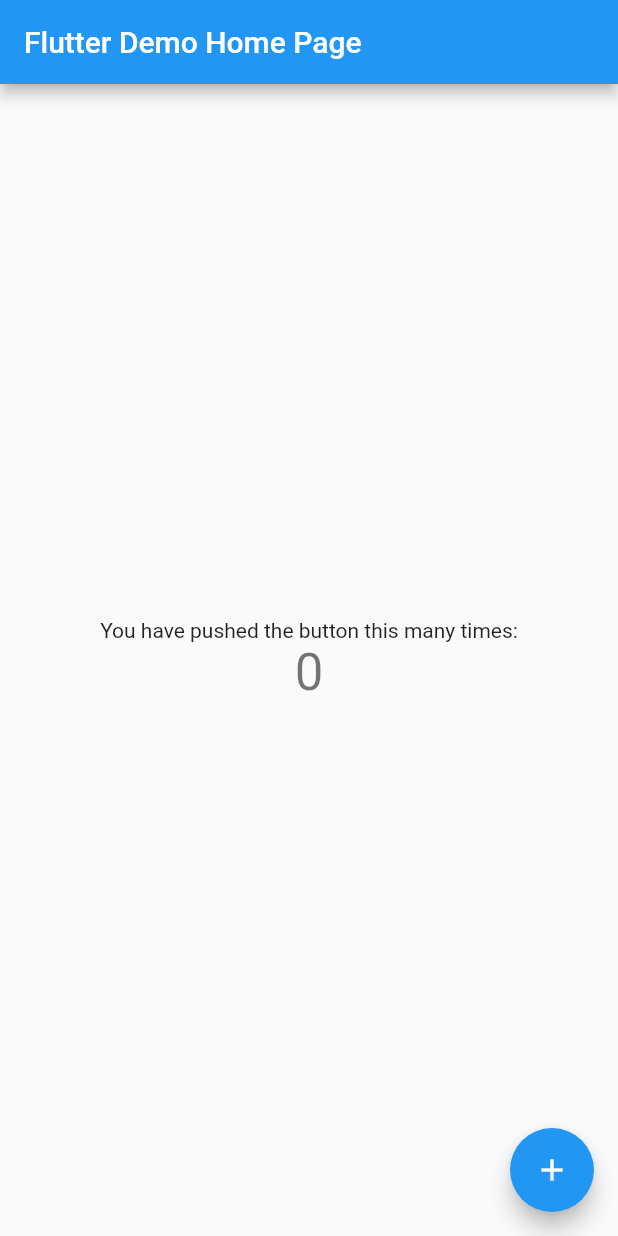
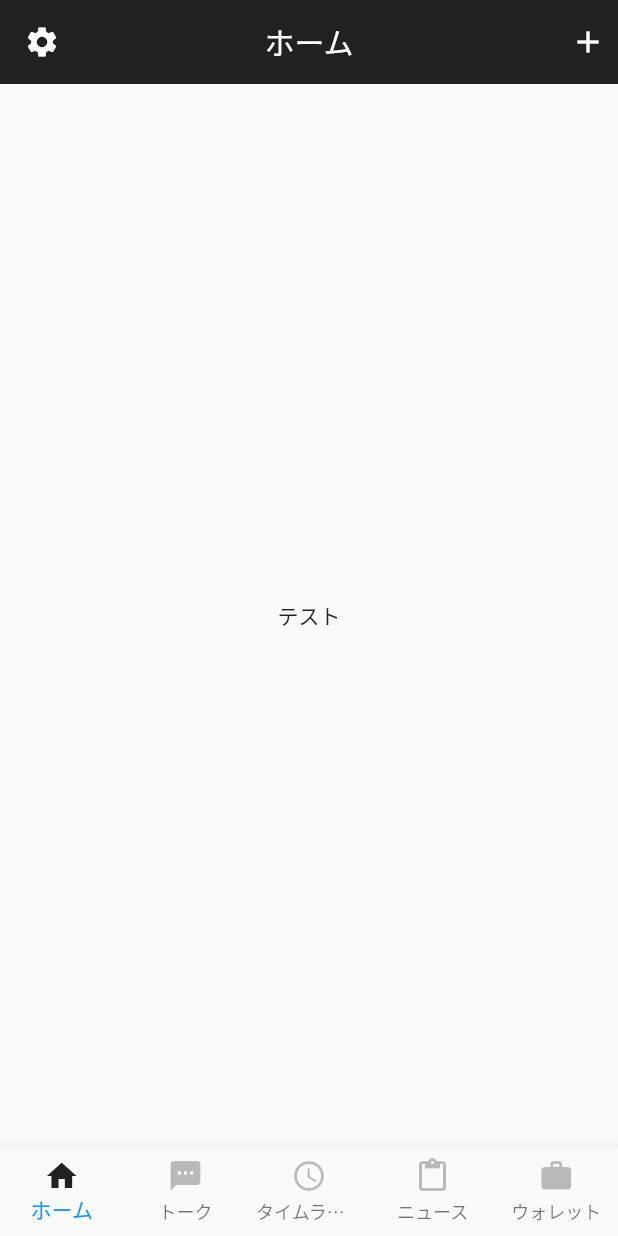
Before and after one commit to nekoharuyuki/flutter_test, a Flutter app: the screen it shows after launch, on a phone screen of 412 x 824 dp. Run offline on Flutter 3.47's test engine with Material 2 defaults, Android fonts, the phone set to English and light mode, and no system bars.

Commit message:
サンプル作成

```diff
--- /dev/null
+++ b/my_app/lib/footer.dart
@@ -0,0 +1,90 @@
+import 'package:flutter/material.dart';
+
+class Footer extends StatefulWidget{
+ const Footer();
+
+ @override
+ _Footer createState() => _Footer();
+}
+
+class _Footer extends State<Footer> {
+ int _selectedIndex = 0;
+ final _bottomNavigationBarItems =  <BottomNavigationBarItem>[];
+
+  // アイコン情報
+ static const _footerIcons = [
+   Icons.home,
+   Icons.textsms,
+   Icons.access_time,
+   Icons.content_paste,
+   Icons.work,
+ ];
+
+  // アイコン文字列
+ static const _footerItemNames = [
+   'ホーム',
+   'トーク',
+   'タイムライン',
+   'ニュース',
+   'ウォレット',
+ ];
+
+ @override
+ void initState() {
+   super.initState();
+   _bottomNavigationBarItems.add(_UpdateActiveState(0));
+   for ( var i = 1; i < _footerItemNames.length; i++) {
+     _bottomNavigationBarItems.add(_UpdateDeactiveState(i));
+   }
+ }
+
+ /// インデックスのアイテムをアクティベートする
+ BottomNavigationBarItem _UpdateActiveState(int index) {
+   return BottomNavigationBarItem(
+     icon: Icon(
+       _footerIcons[index],
+       color: Colors.black87,
+     ),
+     title: Text(
+       _footerItemNames[index],
+       style: TextStyle(
+         color: Colors.black87,
+       ),
+     )
+   );
+ }
+
+ /// インデックスのアイテムをディアクティベートする
+ BottomNavigationBarItem _UpdateDeactiveState(int index) {
+   return BottomNavigationBarItem(
+       icon: Icon(
+         _footerIcons[index],
+         color: Colors.black26,
+       ),
+       title: Text(
+         _footerItemNames[index],
+         style: TextStyle(
+           color: Colors.black26,
+         ),
+       )
+   );
+ }
+
+ void _onItemTapped(int index) {
+   setState(() {
+     _bottomNavigationBarItems[_selectedIndex] = _UpdateDeactiveState(_selectedIndex);
+     _bottomNavigationBarItems[index] = _UpdateActiveState(index);
+     _selectedIndex = index;
+   });
+	  }
+
+ @override
+ Widget build(BuildContext context) {
+   return BottomNavigationBar(
+     type: BottomNavigationBarType.fixed, // これを書かないと3つまでしか表示されない
+     items: _bottomNavigationBarItems,
+     currentIndex: _selectedIndex,
+     onTap: _onItemTapped,
+   );
+ }
+}
--- /dev/null
+++ b/my_app/lib/header.dart
@@ -0,0 +1,28 @@
+import 'package:flutter/material.dart';
+
+class Header extends StatelessWidget with PreferredSizeWidget{
+ @override
+ Size get preferredSize => Size.fromHeight(kToolbarHeight);
+
+ @override
+ Widget build(BuildContext context) {
+   return AppBar(
+     leading: Padding(
+       padding: const EdgeInsets.all(8.0),
+       child: Icon(Icons.settings),
+     ),
+     actions: [
+       Padding(
+         padding: const EdgeInsets.all(8.0),
+         child: Icon(Icons.add),
+       ),
+     ],
+     title: Text(
+       'ホーム',
+		 ),
+     backgroundColor: Colors.black87,
+     centerTitle: true,
+     elevation: 0.0,
+   );
+ }
+}
--- a/my_app/lib/main.dart
+++ b/my_app/lib/main.dart
@@ -1,111 +1,21 @@
 import 'package:flutter/material.dart';
+import 'header.dart';
+import 'footer.dart';
 
-void main() => runApp(MyApp());
-
-class MyApp extends StatelessWidget {
-  // This widget is the root of your application.
-  @override
-  Widget build(BuildContext context) {
-    return MaterialApp(
-      title: 'Flutter Demo',
-      theme: ThemeData(
-        // This is the theme of your application.
-        //
-        // Try running your application with "flutter run". You'll see the
-        // application has a blue toolbar. Then, without quitting the app, try
-        // changing the primarySwatch below to Colors.green and then invoke
-        // "hot reload" (press "r" in the console where you ran "flutter run",
-        // or simply save your changes to "hot reload" in a Flutter IDE).
-        // Notice that the counter didn't reset back to zero; the application
-        // is not restarted.
-        primarySwatch: Colors.blue,
-      ),
-      home: MyHomePage(title: 'Flutter Demo Home Page'),
-    );
-  }
+void main() {
+ runApp(App());
 }
 
-class MyHomePage extends StatefulWidget {
-  MyHomePage({Key key, this.title}) : super(key: key);
-
-  // This widget is the home page of your application. It is stateful, meaning
-  // that it has a State object (defined below) that contains fields that affect
-  // how it looks.
-
-  // This class is the configuration for the state. It holds the values (in this
-  // case the title) provided by the parent (in this case the App widget) and
-  // used by the build method of the State. Fields in a Widget subclass are
-  // always marked "final".
-
-  final String title;
-
-  @override
-  _MyHomePageState createState() => _MyHomePageState();
+class App extends StatelessWidget {
+ @override
+ Widget build(BuildContext context) {
+   return MaterialApp(
+     debugShowCheckedModeBanner: false,
+     home: Scaffold(
+       appBar: Header(),
+       body: Center(child: Text("テスト")),
+       bottomNavigationBar: Footer()
+     )
+   );
+ }
 }
-
-class _MyHomePageState extends State<MyHomePage> {
-  int _counter = 0;
-
-  void _incrementCounter() {
-    setState(() {
-      // This call to setState tells the Flutter framework that something has
-      // changed in this State, which causes it to rerun the build method below
-      // so that the display can reflect the updated values. If we changed
-      // _counter without calling setState(), then the build method would not be
-      // called again, and so nothing would appear to happen.
-      _counter++;
-    });
-  }
-
-  @override
-  Widget build(BuildContext context) {
-    // This method is rerun every time setState is called, for instance as done
-    // by the _incrementCounter method above.
-    //
-    // The Flutter framework has been optimized to make rerunning build methods
-    // fast, so that you can just rebuild anything that needs updating rather
-    // than having to individually change instances of widgets.
-    return Scaffold(
-      appBar: AppBar(
-        // Here we take the value from the MyHomePage object that was created by
-        // the App.build method, and use it to set our appbar title.
-        title: Text(widget.title),
-      ),
-      body: Center(
-        // Center is a layout widget. It takes a single child and positions it
-        // in the middle of the parent.
-        child: Column(
-          // Column is also a layout widget. It takes a list of children and
-          // arranges them vertically. By default, it sizes itself to fit its
-          // children horizontally, and tries to be as tall as its parent.
-          //
-          // Invoke "debug painting" (press "p" in the console, choose the
-          // "Toggle Debug Paint" action from the Flutter Inspector in Android
-          // Studio, or the "Toggle Debug Paint" command in Visual Studio Code)
-          // to see the wireframe for each widget.
-          //
-          // Column has various properties to control how it sizes itself and
-          // how it positions its children. Here we use mainAxisAlignment to
-          // center the children vertically; the main axis here is the vertical
-          // axis because Columns are vertical (the cross axis would be
-          // horizontal).
-          mainAxisAlignment: MainAxisAlignment.center,
-          children: <Widget>[
-            Text(
-              'You have pushed the button this many times:',
-            ),
-            Text(
-              '$_counter',
-              style: Theme.of(context).textTheme.display1,
-            ),
-          ],
-        ),
-      ),
-      floatingActionButton: FloatingActionButton(
-        onPressed: _incrementCounter,
-        tooltip: 'Increment',
-        child: Icon(Icons.add),
-      ), // This trailing comma makes auto-formatting nicer for build methods.
-    );
-  }
-}
```
Also changed, not shown: my_app/sample.png (added).
